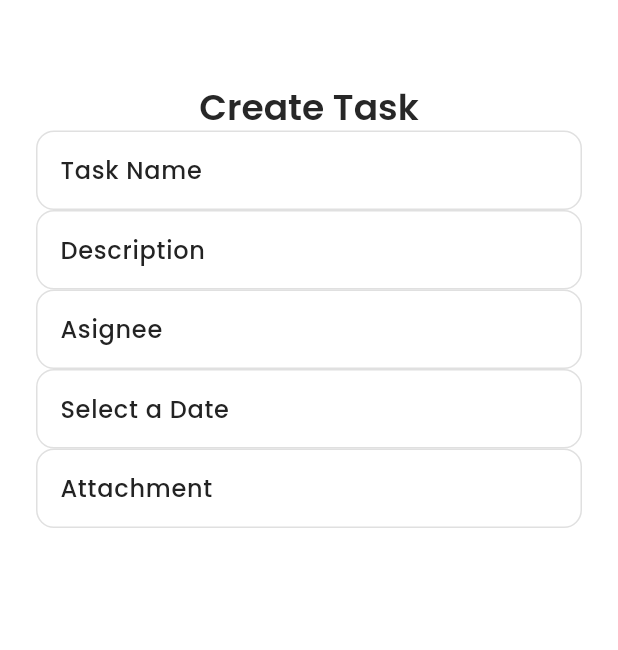
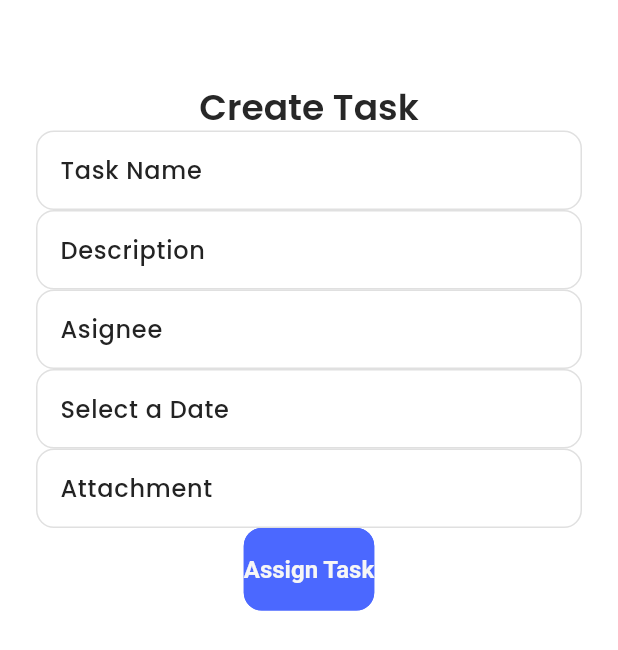
Before and after one commit to cweijin/Remin-DERE, a Flutter app: the ManualAllocation screen opened directly, on a phone screen of 412 x 824 dp. Shown: the top 650 px of the screen. Run offline on Flutter 3.47's test engine with Material 3 defaults, Android fonts, the phone set to English and light mode, and no system bars; our stand-ins replace cloud_firestore, connectivity_plus, firebase_auth, firebase_core, firebase_storage, flutter_native_splash and 5 more; accounts and stored records are empty.

Commit message:
Save Task button added
check out helloFirstEvent!!

using the button in the app will overwrite existing data in firebase

```diff
--- a/lib/data/repositories/calendar_event_repository/calendar_event_repository.dart
+++ b/lib/data/repositories/calendar_event_repository/calendar_event_repository.dart
@@ -2,7 +2,6 @@ import 'package:cloud_firestore/cloud_firestore.dart';
 import 'package:firebase_auth/firebase_auth.dart';
 import 'package:flutter/services.dart';
 import 'package:get/get.dart';
-import 'package:remindere/features/personalization/models/user_model.dart';
 import 'package:remindere/features/taskallocation/models/task_model.dart';
 import 'package:remindere/utils/exceptions/firebase_auth_exceptions.dart';
 import 'package:remindere/utils/exceptions/firebase_exceptions.dart';
@@ -22,7 +21,7 @@ class CalendarEventRepository extends GetxController {
           .collection("Users")
           .doc(user!.uid)
           .collection("Tasks")
-          .doc('vsdshertgew')
+          .doc('helloFirstEvent!!')
           .set(task.toJSON()); // Find a way for the auto doc id!!!
     } on FirebaseAuthException catch (e) {
       throw RFirebaseAuthException(e.code).message;
--- a/lib/features/taskallocation/screens/manual_allocation/manual_allocation.dart
+++ b/lib/features/taskallocation/screens/manual_allocation/manual_allocation.dart
@@ -1,8 +1,9 @@
 import 'package:flutter/material.dart';
 import 'package:get/get.dart';
-import 'package:get_storage/get_storage.dart';
 import 'package:remindere/common/styles/spacing_styles.dart';
 import 'package:remindere/features/taskallocation/controllers/task_allocation_controller.dart';
+import 'package:remindere/data/repositories/calendar_event_repository/calendar_event_repository.dart';
+import 'package:remindere/features/taskallocation/models/task_model.dart';
 
 class ManualAllocation extends StatelessWidget {
   const ManualAllocation({super.key});
@@ -10,6 +11,12 @@ class ManualAllocation extends StatelessWidget {
   @override
   Widget build(BuildContext context) {
     final controller = Get.put(TaskAllocationController());
+    final taskDB = Get.put(CalendarEventRepository());  // database for calendar
+
+    final taskName = TextEditingController();   // to store details
+    final taskDescription = TextEditingController();
+    final taskAssignees = TextEditingController();
+
 
     return Scaffold(
       body: SingleChildScrollView(
@@ -25,19 +32,25 @@ class ManualAllocation extends StatelessWidget {
                 child: Column(
                   children: [
                     TextFormField(
+                      controller: taskName,
                       decoration: const InputDecoration(
                         labelText: 'Task Name',
                       ),
+                      // validator: need validator
                     ),
                     TextFormField(
+                      controller: taskDescription,
                       decoration: const InputDecoration(
                         labelText: 'Description',
                       ),
+                      // validator: need validator
                     ),
                     TextFormField(
+                      controller: taskAssignees,
                       decoration: const InputDecoration(
                         labelText: 'Asignee',
                       ),
+                      // validator: need validator
                     ),
 
                     // due date picker
@@ -61,6 +74,21 @@ class ManualAllocation extends StatelessWidget {
                   ],
                 ),
               ),
+
+              // save event to database
+              ElevatedButton(
+                onPressed: () { // create a task instance first
+                  TaskModel task = TaskModel(
+                    taskName: taskName.text,
+                    taskDescription: taskDescription.text,
+                    asignees: [taskAssignees.text],
+                    dueDate: controller.pickedDate(),
+                    attachments: [] // empty
+                  );
+
+                  taskDB.saveTaskDetails(task); // then save it to firebase
+                },
+                child: Text("Assign Task"))
             ],
           ),
         ),
```
Also changed, not shown: lib/features/taskallocation/controllers/task_allocation_controller.dart (+11 -1 lines), 1 other file.
